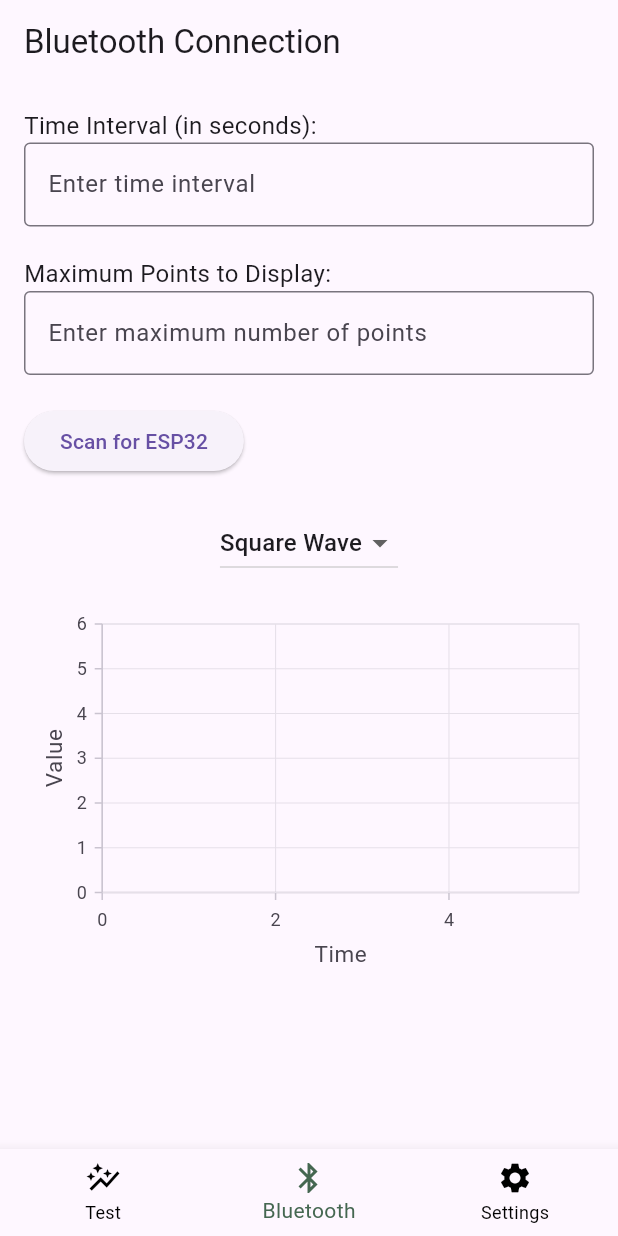
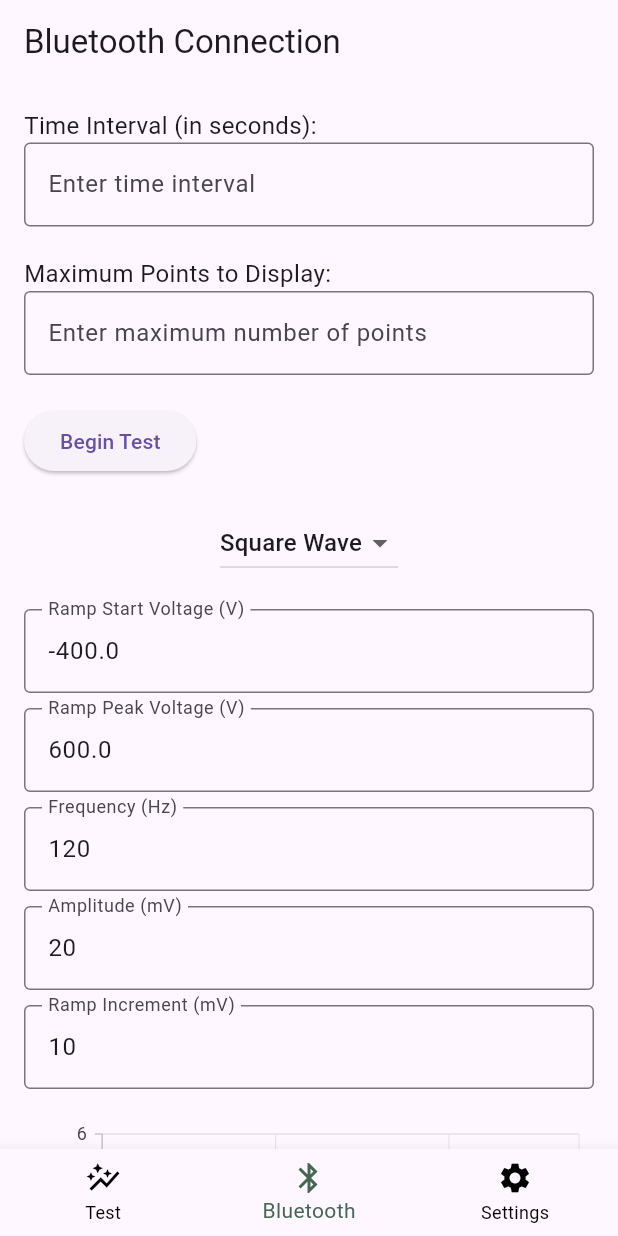
Before and after one commit to VimalanKM/Real-Time-Sensing-App---Bluetooth---Flutter, a Flutter app: the screen it shows after launch, item 2 of the bottom bar chosen, on a phone screen of 412 x 824 dp. Run offline on Flutter 3.47's test engine with Material 3 defaults, Android fonts, the phone set to English and light mode, and no system bars; our stand-ins replace flutter_blue, flutter_local_notifications, flutter_map, geolocator, latlong2 and 2 more; missing offline and left inert: dart:ffi, flutter_background_service, flutter_dialogs; generated files the repository leaves out were written again.

Commit message:
final version

```diff
--- a/lib/screens/bluetooth_screen.dart
+++ b/lib/screens/bluetooth_screen.dart
@@ -32,6 +32,19 @@ class _BluetoothScreenState extends State<BluetoothScreen> {
   // Input controllers for the text fields
   TextEditingController _timeIntervalController = TextEditingController();
   TextEditingController _maxPointsController = TextEditingController();
+
+  // Square Wave parameters
+  TextEditingController _rampStartVoltController = TextEditingController(text: '-400.0');
+  TextEditingController _rampPeakVoltController = TextEditingController(text: '600.0');
+  TextEditingController _frequencyController = TextEditingController(text: '120');
+  TextEditingController _amplitudeController = TextEditingController(text: '20');
+  TextEditingController _rampIncrementController = TextEditingController(text: '10');
+
+  // Cyclic parameters
+  TextEditingController _cyclicRampStartVoltController = TextEditingController(text: '-200.0');
+  TextEditingController _cyclicRampPeakVoltController = TextEditingController(text: '600.0');
+  TextEditingController _stepNumberController = TextEditingController(text: '80');
+  TextEditingController _rampDurationController = TextEditingController(text: '8000');
 
   @override
   void initState() {
@@ -126,7 +139,6 @@ void setUpNotifications(BluetoothCharacteristic characteristic) async {
     });
   }
 
-
   // Convert byte array to double (assuming little-endian 8 bytes)
   double _bytesToDouble(List<int> bytes) {
     if (bytes.length == 8) {
@@ -147,7 +159,12 @@ void setUpNotifications(BluetoothCharacteristic characteristic) async {
   Widget build(BuildContext context) {
     return Scaffold(
       appBar: AppBar(title: Text('Bluetooth Connection')),
-      body: Padding(
+      body: GestureDetector(  // Wrap the body with GestureDetector
+        onTap: () {
+          // Dismiss keyboard when tapping outside text fields
+          FocusScope.of(context).unfocus();
+        },
+        child: SingleChildScrollView(  // Make the body scrollable
           padding: const EdgeInsets.all(16.0),
           child: Column(
             children: <Widget>[
@@ -183,7 +200,7 @@ void setUpNotifications(BluetoothCharacteristic characteristic) async {
                   SizedBox(height: 20),
                   ElevatedButton(
                     onPressed: startScan,
-                  child: Text('Scan for ESP32'),
+                    child: Text('Begin Test'),
                   ),
                 ],
               ),
@@ -208,6 +225,100 @@ void setUpNotifications(BluetoothCharacteristic characteristic) async {
               SizedBox(height: 20),
 
               // Conditional rendering based on dropdown selection
+              if (_selectedChart == 'Square Wave')
+                Column(
+                  children: [
+                    TextField(
+                      controller: _rampStartVoltController,
+                      keyboardType: TextInputType.number,
+                      decoration: InputDecoration(
+                        border: OutlineInputBorder(),
+                        labelText: 'Ramp Start Voltage (V)',
+                      ),
+                    ),
+                    SizedBox(height: 10),
+                    TextField(
+                      controller: _rampPeakVoltController,
+                      keyboardType: TextInputType.number,
+                      decoration: InputDecoration(
+                        border: OutlineInputBorder(),
+                        labelText: 'Ramp Peak Voltage (V)',
+                      ),
+                    ),
+                    SizedBox(height: 10),
+                    TextField(
+                      controller: _frequencyController,
+                      keyboardType: TextInputType.number,
+                      decoration: InputDecoration(
+                        border: OutlineInputBorder(),
+                        labelText: 'Frequency (Hz)',
+                      ),
+                    ),
+                    SizedBox(height: 10),
+                    TextField(
+                      controller: _amplitudeController,
+                      keyboardType: TextInputType.number,
+                      decoration: InputDecoration(
+                        border: OutlineInputBorder(),
+                        labelText: 'Amplitude (mV)',
+                      ),
+                    ),
+                    SizedBox(height: 10),
+                    TextField(
+                      controller: _rampIncrementController,
+                      keyboardType: TextInputType.number,
+                      decoration: InputDecoration(
+                        border: OutlineInputBorder(),
+                        labelText: 'Ramp Increment (mV)',
+                      ),
+                    ),
+                  ],
+                ),
+
+              if (_selectedChart == 'Cyclic')
+                Column(
+                  children: [
+                    TextField(
+                      controller: _cyclicRampStartVoltController,
+                      keyboardType: TextInputType.number,
+                      decoration: InputDecoration(
+                        border: OutlineInputBorder(),
+                        labelText: 'Ramp Start Voltage (V)',
+                      ),
+                    ),
+                    SizedBox(height: 10),
+                    TextField(
+                      controller: _cyclicRampPeakVoltController,
+                      keyboardType: TextInputType.number,
+                      decoration: InputDecoration(
+                        border: OutlineInputBorder(),
+                        labelText: 'Ramp Peak Voltage (V)',
+                      ),
+                    ),
+                    SizedBox(height: 10),
+                    TextField(
+                      controller: _stepNumberController,
+                      keyboardType: TextInputType.number,
+                      decoration: InputDecoration(
+                        border: OutlineInputBorder(),
+                        labelText: 'Step Number',
+                      ),
+                    ),
+                    SizedBox(height: 10),
+                    TextField(
+                      controller: _rampDurationController,
+                      keyboardType: TextInputType.number,
+                      decoration: InputDecoration(
+                        border: OutlineInputBorder(),
+                        labelText: 'Ramp Duration (ms)',
+                      ),
+                    ),
+                  ],
+                ),
+
+              SizedBox(height: 20),
+
+              // Conditional chart rendering based on dropdown selection
               if (_selectedChart == 'Square Wave')
                 Container(
                   height: 250,
@@ -252,6 +363,7 @@ void setUpNotifications(BluetoothCharacteristic characteristic) async {
             ],
           ),
         ),
+      ),
     );
   }
 }
@@ -263,6 +375,9 @@ class DataPoint {
 
   DataPoint(this.time, this.value);
 }
+
+
+
 
 
 /*
```
Lines whose indentation alone changed are shown as unchanged.
